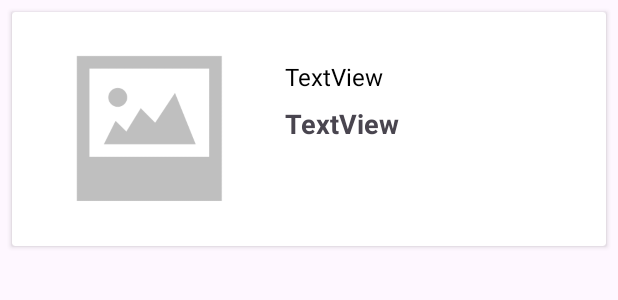
After one commit to theycelz/Trabalho-ProgMobile3, an Android app: the layout adapter_objeto.xml on its own in the app's theme, with its tools: preview values and no code run, on a phone screen of 412 x 824 dp. The commit adds this screen. Shown: the top 300 px of the screen. Run offline under Robolectric (Android 15) with nearby library versions, the phone set to English and light mode, and no system bars.

Commit message:
feat: adiciona AdpterObjetos

```diff
--- a/App/app/build.gradle
+++ b/App/app/build.gradle
@@ -44,7 +44,9 @@ dependencies {
     implementation 'com.google.firebase:firebase-analytics:21.5.0'
     implementation 'androidx.navigation:navigation-fragment:2.7.4'
     implementation 'androidx.navigation:navigation-ui:2.7.4'
+    implementation 'com.squareup.picasso:picasso:2.8'
     testImplementation 'junit:junit:4.13.2'
     androidTestImplementation 'androidx.test.ext:junit:1.1.5'
     androidTestImplementation 'androidx.test.espresso:espresso-core:3.5.1'
+
 }
--- a/App/app/src/main/java/com/example/aplicacaofinal/activity/CadastrarObjetoActivity.java
+++ b/App/app/src/main/java/com/example/aplicacaofinal/activity/CadastrarObjetoActivity.java
@@ -21,6 +21,7 @@ import android.os.Environment;
 import android.provider.MediaStore;
 import android.util.Log;
 import android.view.View;
+import android.widget.ImageView;
 import android.widget.Toast;
 
 import com.example.aplicacaofinal.R;
@@ -40,6 +41,7 @@ public class CadastrarObjetoActivity extends AppCompatActivity {
     static final int REQUEST_IMAGE_CAPTURE = 1;
     byte foto[];
     private static final String IMAGE_DIRECTORY = "/camera2022";
+    private ImageView imagem1, imagem2, imagem3;
 
     @Override
     protected void onCreate(Bundle savedInstanceState) {
--- a/App/app/src/main/res/layout/activity_cadastrar_objeto.xml
+++ b/App/app/src/main/res/layout/activity_cadastrar_objeto.xml
@@ -16,14 +16,14 @@
         android:orientation="horizontal">
 
         <ImageView
-            android:id="@+id/imageView"
+            android:id="@+id/imageCadastro1"
             android:layout_width="wrap_content"
             android:layout_height="wrap_content"
             android:layout_weight="1"
             app:srcCompat="@drawable/padrao" />
 
         <ImageView
-            android:id="@+id/imageView2"
+            android:id="@+id/imageCadastro2"
             android:layout_width="wrap_content"
             android:layout_height="wrap_content"
             android:layout_weight="1"
--- /dev/null
+++ b/App/app/src/main/res/layout/adapter_objeto.xml
@@ -0,0 +1,46 @@
+<?xml version="1.0" encoding="utf-8"?>
+<androidx.cardview.widget.CardView xmlns:android="http://schemas.android.com/apk/res/android"
+    xmlns:app="http://schemas.android.com/apk/res-auto"
+    android:layout_width="match_parent"
+    android:layout_height="wrap_content"
+    android:layout_margin="8dp">
+
+    <LinearLayout
+        android:layout_width="match_parent"
+        android:layout_height="140dp"
+        android:layout_margin="8dp"
+        android:orientation="horizontal"
+        android:padding="8dp">
+
+        <ImageView
+            android:id="@+id/imageObjeto"
+            android:layout_width="150dp"
+            android:layout_height="wrap_content"
+            android:scaleType="centerInside"
+            app:srcCompat="@drawable/padrao" />
+
+        <LinearLayout
+            android:layout_width="match_parent"
+            android:layout_height="match_parent"
+            android:layout_margin="16dp"
+            android:orientation="vertical">
+
+            <TextView
+                android:id="@+id/textTitulo"
+                android:layout_width="match_parent"
+                android:layout_height="wrap_content"
+                android:text="TextView"
+                android:textColor="#000000"
+                android:textSize="16sp" />
+
+            <TextView
+                android:id="@+id/textPreco"
+                android:layout_width="match_parent"
+                android:layout_height="wrap_content"
+                android:layout_marginTop="8dp"
+                android:text="TextView"
+                android:textSize="18sp"
+                android:textStyle="bold" />
+        </LinearLayout>
+    </LinearLayout>
+</androidx.cardview.widget.CardView>
--- a/App/app/src/main/res/layout/content_meus_objetos.xml
+++ b/App/app/src/main/res/layout/content_meus_objetos.xml
@@ -9,8 +9,8 @@
 
     <androidx.recyclerview.widget.RecyclerView
         android:id="@+id/recyclerObjetos"
-        android:layout_width="409dp"
-        android:layout_height="729dp"
+        android:layout_width="0dp"
+        android:layout_height="0dp"
         app:layout_constraintBottom_toBottomOf="parent"
         app:layout_constraintEnd_toEndOf="parent"
         app:layout_constraintStart_toStartOf="parent"
```
Also changed, not shown: App/app/src/main/java/com/example/aplicacaofinal/activity/MeusObjetosActivity.java (+57 -0 lines), App/app/src/main/java/com/example/aplicacaofinal/adapter/AdapterObjetos.java (added, +65 -0 lines).
